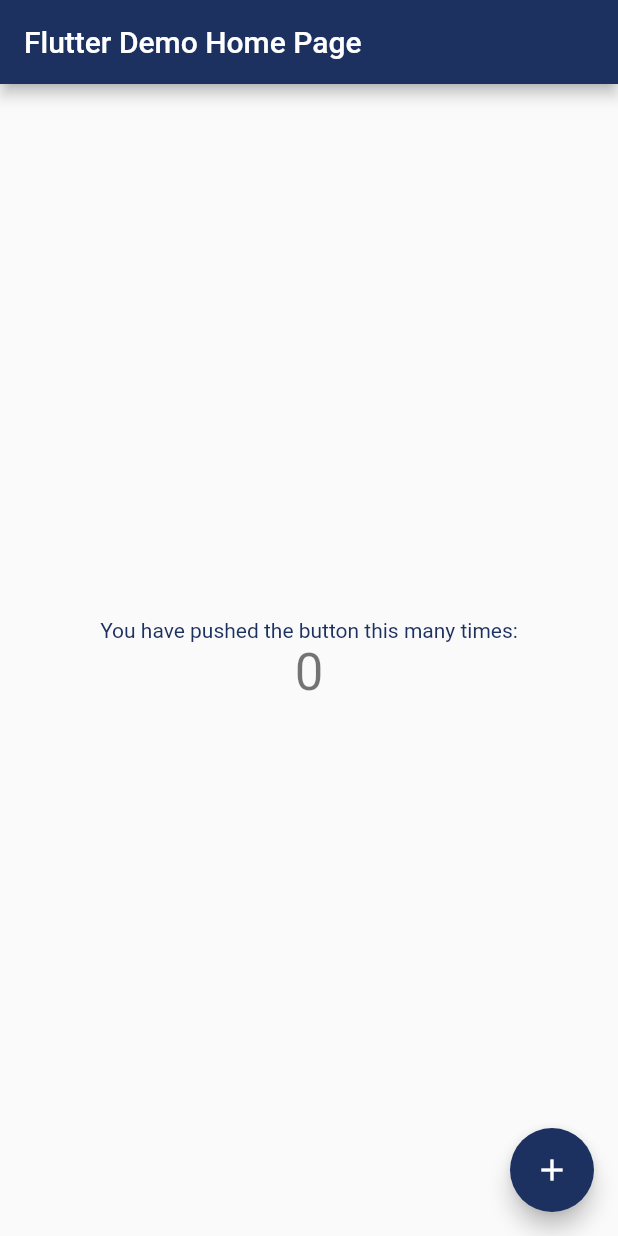
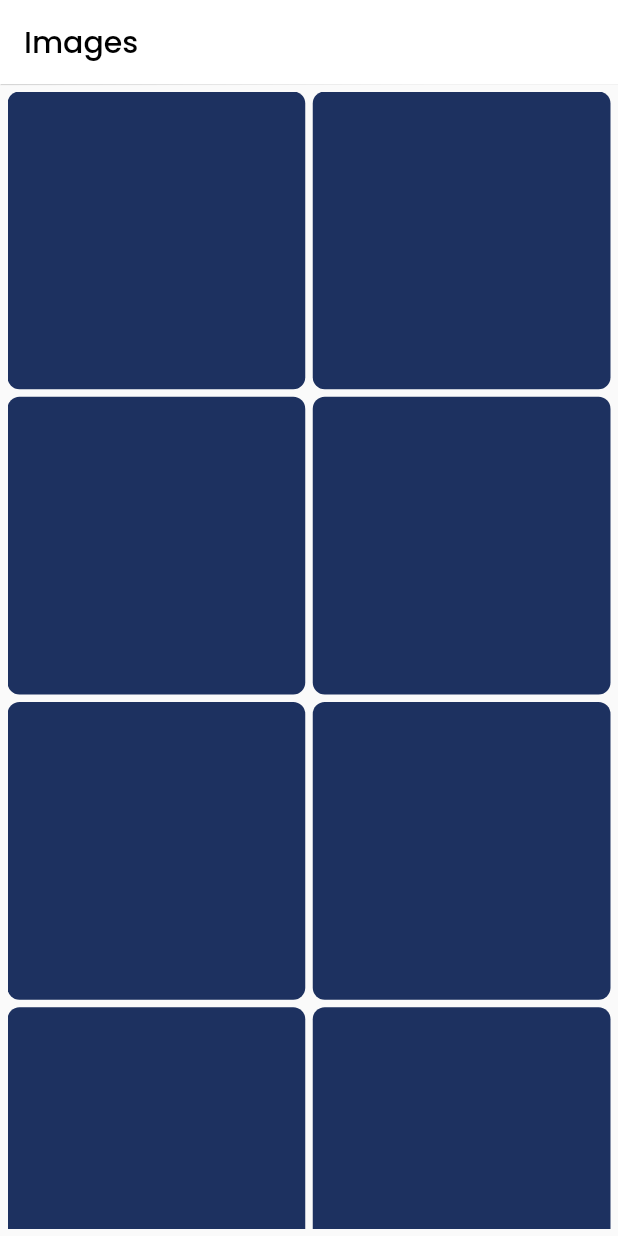
Before and after one commit to monirhelalee/photo_gallery, a Flutter app: the screen it shows after launch, on a phone screen of 412 x 824 dp. Run offline on Flutter 3.47's test engine with Material 2 defaults, Android fonts, the phone set to English and light mode, and no system bars; our stand-ins replace google_fonts.

Commit message:
photo list screen and photo card widget added

```diff
--- a/lib/main.dart
+++ b/lib/main.dart
@@ -1,4 +1,5 @@
 import 'package:flutter/material.dart';
+import 'package:photo_gallery/photo_gallery/view/photo_list_screen.dart';
 import 'package:photo_gallery/resource/theme.dart';
 
 void main() {
@@ -16,54 +17,7 @@ class MyApp extends StatelessWidget {
       themeMode: ThemeMode.light,
       theme: AppTheme.primaryTheme,
       debugShowCheckedModeBanner: false,
-      home: MyHomePage(title: 'Flutter Demo Home Page'),
+      home: const PhotoListScreen(),
     );
   }
 }
-
-class MyHomePage extends StatefulWidget {
-  const MyHomePage({Key? key, required this.title}) : super(key: key);
-
-  final String title;
-
-  @override
-  State<MyHomePage> createState() => _MyHomePageState();
-}
-
-class _MyHomePageState extends State<MyHomePage> {
-  int _counter = 0;
-
-  void _incrementCounter() {
-    setState(() {
-      _counter++;
-    });
-  }
-
-  @override
-  Widget build(BuildContext context) {
-    return Scaffold(
-      appBar: AppBar(
-        title: Text(widget.title),
-      ),
-      body: Center(
-        child: Column(
-          mainAxisAlignment: MainAxisAlignment.center,
-          children: <Widget>[
-            const Text(
-              'You have pushed the button this many times:',
-            ),
-            Text(
-              '$_counter',
-              style: Theme.of(context).textTheme.headline4,
-            ),
-          ],
-        ),
-      ),
-      floatingActionButton: FloatingActionButton(
-        onPressed: _incrementCounter,
-        tooltip: 'Increment',
-        child: const Icon(Icons.add),
-      ), // This trailing comma makes auto-formatting nicer for build methods.
-    );
-  }
-}
--- a/lib/photo_gallery/view/photo_list_screen.dart
+++ b/lib/photo_gallery/view/photo_list_screen.dart
@@ -0,0 +1,41 @@
+import 'package:flutter/cupertino.dart';
+import 'package:flutter/material.dart';
+import 'package:google_fonts/google_fonts.dart';
+import 'package:photo_gallery/photo_gallery/view/widget/photo_list_card.dart';
+import 'package:photo_gallery/resource/theme.dart';
+
+class PhotoListScreen extends StatefulWidget {
+  const PhotoListScreen({Key? key}) : super(key: key);
+
+  @override
+  _PhotoListScreenState createState() => _PhotoListScreenState();
+}
+
+class _PhotoListScreenState extends State<PhotoListScreen> {
+  @override
+  Widget build(BuildContext context) {
+    return Scaffold(
+      appBar: AppBar(
+        backgroundColor: Colors.white,
+        elevation: .3,
+        title: Text(
+          "Images",
+          style: GoogleFonts.poppins(color: AppTheme.primaryFontColor),
+        ),
+      ),
+      body: Padding(
+        padding: const EdgeInsets.all(5.0),
+        child: GridView.builder(
+            itemCount: 20,
+            gridDelegate: const SliverGridDelegateWithFixedCrossAxisCount(
+              crossAxisCount: 2,
+              crossAxisSpacing: 5.0,
+              mainAxisSpacing: 5.0,
+            ),
+            itemBuilder: (context, index) {
+              return PhotoCardWidget();
+            }),
+      ),
+    );
+  }
+}
--- a/lib/photo_gallery/view/widget/photo_list_card.dart
+++ b/lib/photo_gallery/view/widget/photo_list_card.dart
@@ -0,0 +1,18 @@
+import 'package:flutter/cupertino.dart';
+import 'package:photo_gallery/resource/theme.dart';
+
+class PhotoCardWidget extends StatelessWidget {
+  const PhotoCardWidget({Key? key}) : super(key: key);
+
+  @override
+  Widget build(BuildContext context) {
+    return Container(
+      height: 100,
+      width: 100,
+      decoration: BoxDecoration(
+        color: AppTheme.primaryColor,
+        borderRadius: BorderRadius.circular(8),
+      ),
+    );
+  }
+}
--- a/lib/resource/theme.dart
+++ b/lib/resource/theme.dart
@@ -19,7 +19,7 @@ class AppTheme {
   );
   static const Color primaryColorConst = Color(0xff1D3160);
   static Color secondaryColor = Color(0xffC12037);
-  static Color primaryFontColor = Color(0xff1D3160);
+  static Color primaryFontColor = Colors.black;
   static Color secondaryFontColor = Color(0xffBABABA);
   static Color successFontColor = Color(0xff28B446);
   static Color errorFontColor = Color(0xffC12037);
```
Also changed, not shown: lib/resource/urls.dart (+8 -0 lines), lib/utils/api_client.dart (+2 -67 lines).
